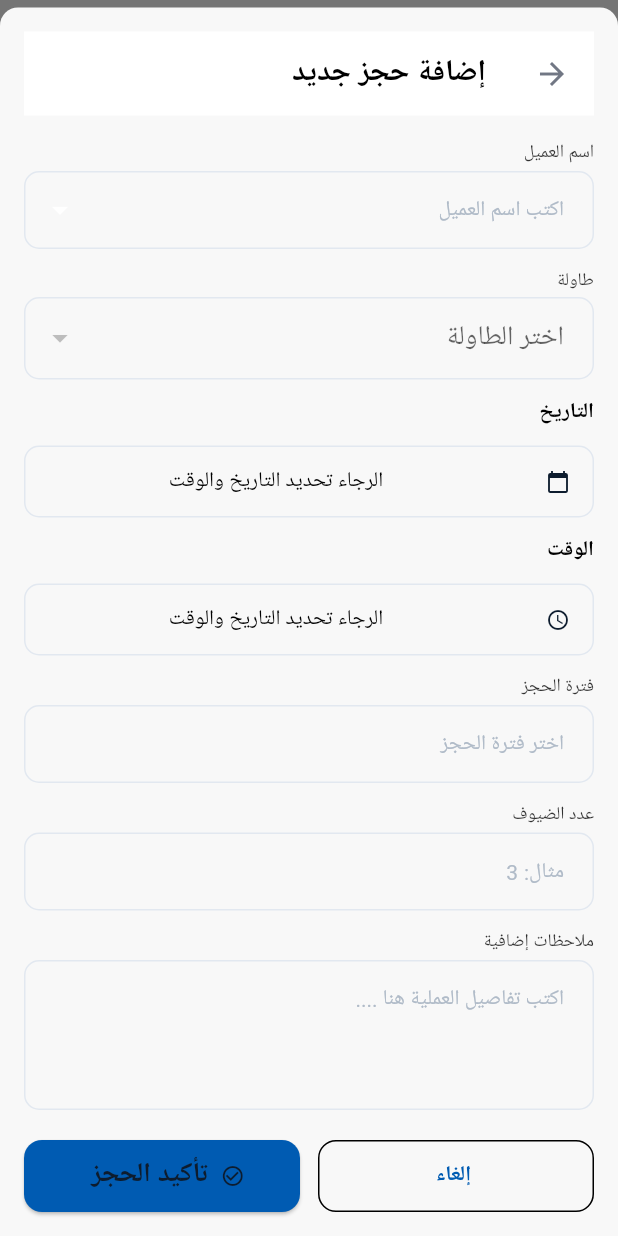
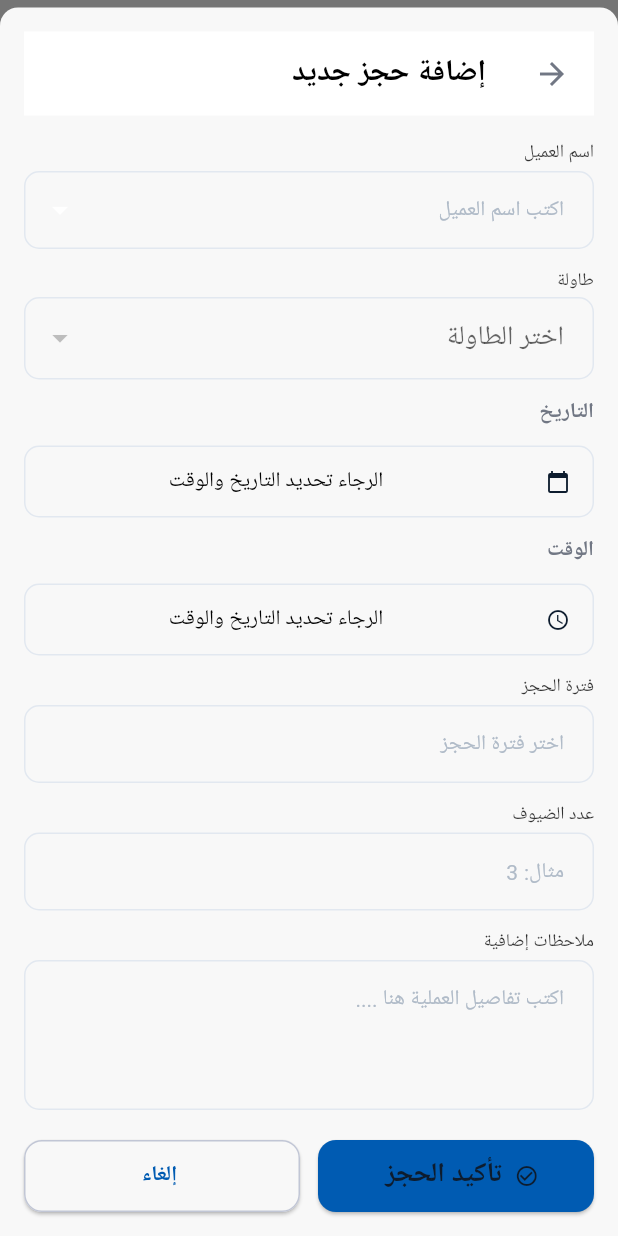
Before and after one commit to abdelgawadhamdy2015/Apex_Restaurant, a Flutter app: the TablesScreen screen opened directly with empty values, after a tap on "ترتيب الطاولات", after a tap on "الحجوزات", after a tap on "إضافة حجز جديد", on a phone screen of 412 x 824 dp. Run offline on Flutter 3.47's test engine with Material 3 defaults, Android fonts, the phone set to English and light mode, and no system bars; our stand-ins replace dio, equatable, firebase_crashlytics, flutter_bloc, flutter_screenutil, flutter_svg and 9 more; missing offline and left inert: signalr_netcore; accounts and stored records are empty; generated files the repository leaves out were written again; network calls fail; project files that could hold a hidden picture were left out.

Commit message:
feat: Enhance UI components with theme updates and null safety checks

```diff
--- a/lib/core/shared/widgets/date_text_field.dart
+++ b/lib/core/shared/widgets/date_text_field.dart
@@ -9,13 +9,14 @@ class DateTextField extends StatelessWidget {
   final TextEditingController controller;
   final VoidCallback onTap;
   final DateTextFieldType type;
-
+  final Color? fillColor;
   const DateTextField({
     super.key,
     this.label,
     required this.controller,
     required this.onTap,
     this.type = DateTextFieldType.date,
+    this.fillColor,
   });
 
   IconData get _suffixIcon {
@@ -40,7 +41,10 @@ class DateTextField extends StatelessWidget {
         if (label != null) ...[
           Text(
             label!,
-            style: textTheme.bodyMedium?.copyWith(fontWeight: FontWeight.w600),
+            style: textTheme.bodyMedium?.copyWith(
+              fontWeight: FontWeight.w600,
+              color: theme.colorScheme.onSecondary,
+            ),
           ),
           SizedBox(height: context.spacing.sm),
         ],
@@ -50,7 +54,7 @@ class DateTextField extends StatelessWidget {
           onTap: onTap,
           textAlign: TextAlign.center,
           decoration: InputDecoration(
-            fillColor: theme.colorScheme.surface,
+            fillColor: fillColor ?? theme.colorScheme.surface,
             hintText: S.of(context).selectDateAndTimeError,
             contentPadding: EdgeInsets.symmetric(
               horizontal: context.spacing.xxs,
--- a/lib/core/themes/app_theme.dart
+++ b/lib/core/themes/app_theme.dart
@@ -141,7 +141,7 @@ class AppTheme {
           subtitleColor: AppColors.onPrimary,
           greenBackground: AppColors.green,
           cancelPorder: AppColors.cancelDarkPorder,
-          togelBackground: AppColors.darkSurfaceBackground,
+          togelBackground: AppColors.onSurface,
           totalAmountColor: accent.withOpacity(.2),
           successGradient: AppColors.darkSuceesGrad,
         ),
--- a/lib/featchers/pos/presentation/widgets/pos_menu_item_card.dart
+++ b/lib/featchers/pos/presentation/widgets/pos_menu_item_card.dart
@@ -107,7 +107,9 @@ class PosMenuItemCard extends StatelessWidget {
                   mainAxisAlignment: MainAxisAlignment.spaceBetween,
                   children: [
                     Text(
-                      lang.priceWithCurrency(item.sizes.first.price),
+                      item.sizes.isNotEmpty
+                          ? lang.priceWithCurrency(item.sizes.first.price)
+                          : "",
                       style: theme.textTheme.titleSmall?.copyWith(
                         fontWeight: FontWeight.bold,
                         color: theme.colorScheme.primary,
--- a/lib/featchers/tables/presentation/pages/tables_screen.dart
+++ b/lib/featchers/tables/presentation/pages/tables_screen.dart
@@ -98,7 +98,7 @@ class _TablesScreenState extends State<TablesScreen> {
         final isLoading = state.status == TablesStatus.loading;
 
         return Scaffold(
-          backgroundColor: theme.colorScheme.surfaceContainerLowest,
+          backgroundColor: theme.colorScheme.surface,
           appBar: CustomAppBar(
             title: state.activeTab == 0 ? l10n.tables : l10n.reservations,
             onBackPressed: () => Navigator.of(context).maybePop(),
--- a/lib/featchers/tables/presentation/widgets/add_reservation_bottom_sheet.dart
+++ b/lib/featchers/tables/presentation/widgets/add_reservation_bottom_sheet.dart
@@ -205,6 +205,7 @@ class _AddReservationBottomSheetState extends State<AddReservationBottomSheet> {
               child: Material(
                 elevation: 4.0,
                 shape: RoundedRectangleBorder(
+                  side: BorderSide(color: context.appExtraTheme.cancelPorder),
                   borderRadius: BorderRadius.circular(spacing.radiusMd),
                 ),
                 child: SizedBox(
@@ -215,13 +216,19 @@ class _AddReservationBottomSheetState extends State<AddReservationBottomSheet> {
                     itemCount: options.length,
                     itemBuilder: (context, index) {
                       final option = options.elementAt(index);
-                      return ListTile(
-                        leading: const Icon(Icons.person_outline),
-                        title: Text(option.arabicName),
-                        subtitle: option.phone != null
-                            ? Text(option.phone!)
-                            : null,
-                        onTap: () => onSelected(option),
+                      return Card(
+                        color: theme.colorScheme.onSurface,
+                        child: ListTile(
+                          leading: const Icon(Icons.person_outline),
+                          title: Text(
+                            option.arabicName,
+                            style: theme.textTheme.bodyMedium,
+                          ),
+                          subtitle: option.phone != null
+                              ? Text(option.phone!)
+                              : null,
+                          onTap: () => onSelected(option),
+                        ),
                       );
                     },
                   ),
@@ -239,7 +246,12 @@ class _AddReservationBottomSheetState extends State<AddReservationBottomSheet> {
       initialValue: _selectedTable,
       decoration: _decoration(theme, lang.selectTableHint),
       items: widget.tables
-          .map((t) => DropdownMenuItem(value: t, child: Text(t.arabicName)))
+          .map(
+            (t) => DropdownMenuItem(
+              value: t,
+              child: Text(t.arabicName, style: theme.textTheme.bodyMedium),
+            ),
+          )
           .toList(),
       onChanged: (val) => setState(() => _selectedTable = val),
     );
@@ -253,19 +265,6 @@ class _AddReservationBottomSheetState extends State<AddReservationBottomSheet> {
   ) {
     return Row(
       children: [
-        Expanded(
-          child: OutlinedButton(
-            onPressed: () => Navigator.pop(context),
-            style: OutlinedButton.styleFrom(
-              minimumSize: const Size(double.infinity, 48),
-              shape: RoundedRectangleBorder(
-                borderRadius: BorderRadius.circular(spacing.radiusLg),
-              ),
-            ),
-            child: Text(lang.cancel),
-          ),
-        ),
-        SizedBox(width: spacing.sm),
         Expanded(
           child: BlocBuilder<TablesBloc, TablesState>(
             builder: (context, state) {
@@ -302,6 +301,21 @@ class _AddReservationBottomSheetState extends State<AddReservationBottomSheet> {
                 ),
               );
             },
+          ),
+        ),
+        SizedBox(width: spacing.sm),
+
+        Expanded(
+          child: ElevatedButton(
+            onPressed: () => Navigator.pop(context),
+            style: OutlinedButton.styleFrom(
+              minimumSize: const Size(double.infinity, 48),
+              shape: RoundedRectangleBorder(
+                side: BorderSide(color: context.appExtraTheme.cancelPorder),
+                borderRadius: BorderRadius.circular(spacing.radiusLg),
+              ),
+            ),
+            child: Text(lang.cancel),
           ),
         ),
       ],
--- a/lib/featchers/tables/presentation/widgets/add_reservation_button.dart
+++ b/lib/featchers/tables/presentation/widgets/add_reservation_button.dart
@@ -1,4 +1,5 @@
 import 'package:apex_restaurant/core/helpers/extensions.dart';
+import 'package:apex_restaurant/core/themes/app_colors.dart';
 import 'package:apex_restaurant/generated/l10n.dart';
 import 'package:flutter/material.dart';
 
@@ -16,17 +17,17 @@ class AddReservationButton extends StatelessWidget {
 
     return ElevatedButton.icon(
       onPressed: onPressed,
-      icon: Icon(Icons.add_circle, color: Colors.white, size: iconSizes.md),
+      icon: Icon(Icons.add_circle, color: AppColors.white, size: iconSizes.md),
       label: Text(
         l10n.addNewReservation,
         style: theme.textTheme.titleMedium?.copyWith(
-          color: Colors.white,
+          color: AppColors.white,
           fontWeight: FontWeight.bold,
         ),
       ),
       style: ElevatedButton.styleFrom(
         minimumSize: const Size(double.infinity, 50),
-        backgroundColor: Colors.amber.shade700,
+        backgroundColor: AppColors.amber,
         shape: RoundedRectangleBorder(
           borderRadius: BorderRadius.circular(spacing.radiusLg),
         ),
--- a/lib/featchers/tables/presentation/widgets/floor_selector.dart
+++ b/lib/featchers/tables/presentation/widgets/floor_selector.dart
@@ -60,10 +60,12 @@ class _FloorChip extends StatelessWidget {
       onSelected: (selected) {
         if (selected) onSelected();
       },
-      selectedColor: theme.colorScheme.onSurfaceVariant.withOpacity(0.7),
+      selectedColor: theme.colorScheme.onSecondary,
       backgroundColor: theme.colorScheme.surface,
       labelStyle: theme.textTheme.bodySmall?.copyWith(
-        color: isSelected ? Colors.white : theme.colorScheme.onSurface,
+        color: isSelected
+            ? theme.colorScheme.onPrimary
+            : theme.colorScheme.onSecondary,
         fontWeight: FontWeight.bold,
       ),
       shape: RoundedRectangleBorder(
--- a/lib/featchers/tables/presentation/widgets/main_segmented_tab.dart
+++ b/lib/featchers/tables/presentation/widgets/main_segmented_tab.dart
@@ -14,14 +14,13 @@ class MainSegmentedTab extends StatelessWidget {
 
   @override
   Widget build(BuildContext context) {
-    final theme = Theme.of(context);
     final spacing = context.spacing;
     final l10n = S.of(context);
 
     return Container(
       padding: EdgeInsets.all(spacing.xxs),
       decoration: BoxDecoration(
-        color: theme.colorScheme.primaryContainer.withOpacity(0.3),
+        color: context.appExtraTheme.togelBackground,
         borderRadius: BorderRadius.circular(spacing.radiusLg),
       ),
       child: Row(
@@ -65,7 +64,7 @@ class _SegmentButton extends StatelessWidget {
     return GestureDetector(
       onTap: onTap,
       child: Container(
-        padding: EdgeInsets.symmetric(vertical: spacing.sm),
+        padding: EdgeInsets.symmetric(vertical: spacing.xs),
         decoration: BoxDecoration(
           color: isSelected ? theme.colorScheme.primary : Colors.transparent,
           borderRadius: BorderRadius.circular(spacing.radiusLg),
@@ -76,7 +75,7 @@ class _SegmentButton extends StatelessWidget {
           style: theme.textTheme.titleSmall?.copyWith(
             color: isSelected
                 ? theme.colorScheme.onPrimary
-                : theme.colorScheme.onSurfaceVariant,
+                : theme.colorScheme.onSecondary,
             fontWeight: FontWeight.bold,
           ),
         ),
--- a/lib/featchers/tables/presentation/widgets/reservation_search_filter_card.dart
+++ b/lib/featchers/tables/presentation/widgets/reservation_search_filter_card.dart
@@ -123,7 +123,7 @@ class _ReservationSearchFilterCardState
     return Container(
       padding: EdgeInsets.all(spacing.md),
       decoration: BoxDecoration(
-        color: theme.colorScheme.surface,
+        color: theme.colorScheme.onSurface,
         borderRadius: BorderRadius.circular(spacing.radiusLg),
         border: Border.all(color: theme.colorScheme.outlineVariant),
       ),
@@ -136,7 +136,7 @@ class _ReservationSearchFilterCardState
                   initialValue: _selectedTable,
                   decoration: InputDecoration(
                     labelText: l10n.floor,
-                    fillColor: theme.colorScheme.surfaceContainerHighest,
+                    fillColor: theme.colorScheme.surface,
                   ),
                   items: [
                     DropdownMenuItem<TableEntity?>(
@@ -165,7 +165,7 @@ class _ReservationSearchFilterCardState
                   isExpanded: true,
                   decoration: InputDecoration(
                     labelText: l10n.customerName,
-                    fillColor: theme.colorScheme.surfaceContainerHighest,
+                    fillColor: theme.colorScheme.surface,
                   ),
                   items: [
                     DropdownMenuItem<PosClientModel>(
@@ -179,10 +179,8 @@ class _ReservationSearchFilterCardState
                           alignment: Alignment.centerRight,
                           child: Text(
                             f.arabicName,
-                            overflow: TextOverflow
-                                .ellipsis, // Prevents text overflow issues
-                            textDirection: TextDirection
-                                .rtl, // Forces proper Arabic layout
+                            overflow: TextOverflow.ellipsis,
+                            textDirection: TextDirection.rtl,
                           ),
                         ),
                       );
@@ -228,7 +226,7 @@ class _ReservationSearchFilterCardState
             ),
             label: Text(
               l10n.search,
-              style: theme.textTheme.titleMedium?.copyWith(
+              style: theme.textTheme.bodyMedium?.copyWith(
                 color: theme.colorScheme.onPrimary,
                 fontWeight: FontWeight.bold,
               ),
--- a/lib/featchers/tables/presentation/widgets/reservation_status_filters.dart
+++ b/lib/featchers/tables/presentation/widgets/reservation_status_filters.dart
@@ -50,7 +50,7 @@ class ReservationStatusFilters extends StatelessWidget {
     return Container(
       padding: EdgeInsets.all(spacing.xxs),
       decoration: BoxDecoration(
-        color: theme.colorScheme.primaryContainer.withOpacity(0.2),
+        color: theme.colorScheme.onSurface,
         borderRadius: BorderRadius.circular(spacing.radiusLg),
       ),
       child: Row(
@@ -93,7 +93,7 @@ class _FilterTab extends StatelessWidget {
         padding: EdgeInsets.symmetric(vertical: spacing.xs),
         decoration: BoxDecoration(
           color: isSelected
-              ? theme.colorScheme.onSurfaceVariant.withOpacity(0.5)
+              ? theme.colorScheme.onPrimary.withOpacity(.2)
               : Colors.transparent,
           borderRadius: BorderRadius.circular(spacing.radiusLg),
         ),
@@ -103,17 +103,15 @@ class _FilterTab extends StatelessWidget {
               label,
               style: theme.textTheme.bodySmall?.copyWith(
                 color: isSelected
-                    ? Colors.white
-                    : theme.colorScheme.onSurfaceVariant,
+                    ? theme.colorScheme.onSecondary
+                    : theme.colorScheme.onPrimary,
                 fontWeight: FontWeight.bold,
               ),
             ),
             Text(
               '($count)',
               style: theme.textTheme.labelSmall?.copyWith(
-                color: isSelected
-                    ? Colors.white
-                    : theme.colorScheme.onSurfaceVariant,
+                color: isSelected ? Colors.white : theme.colorScheme.onPrimary,
               ),
             ),
           ],
```
Also changed, not shown: lib/featchers/pos/presentation/screens/daily_close_screen.dart (+27 -45 lines), lib/featchers/pos/presentation/widgets/item_customization_sheet.dart (+6 -3 lines), lib/featchers/pos/presentation/widgets/more_options.dart (+43 -21 lines), lib/featchers/tables/presentation/widgets/reservation_item_card.dart (+8 -6 lines), lib/featchers/tables/presentation/widgets/table_card.dart (+9 -5 lines).
